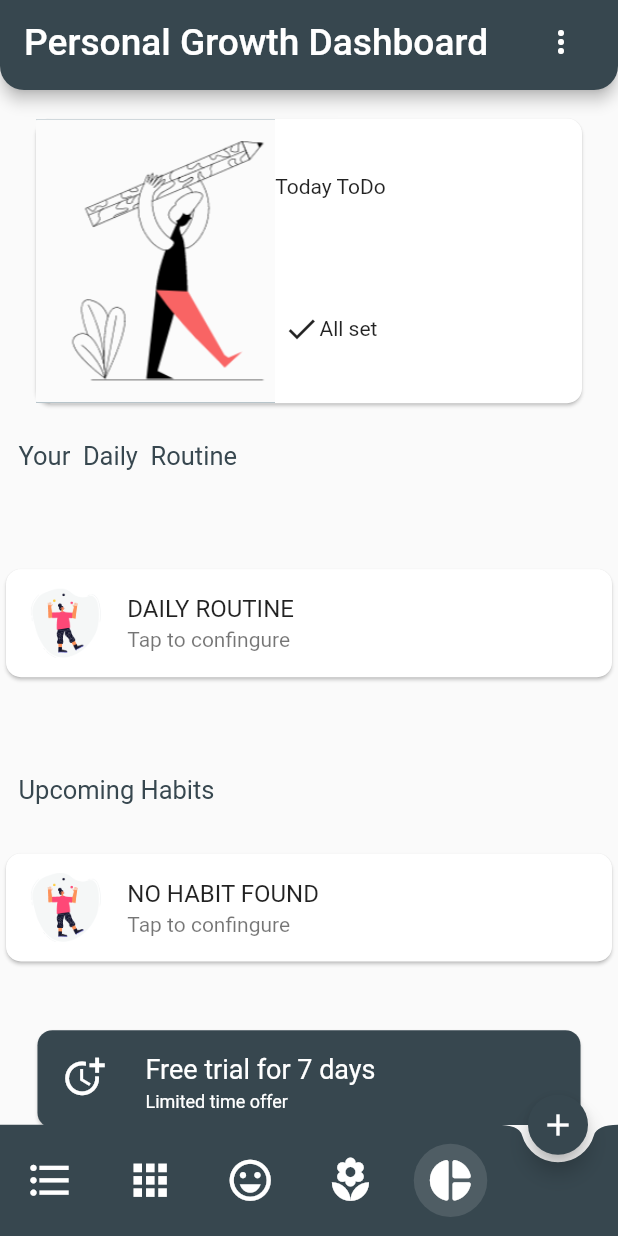
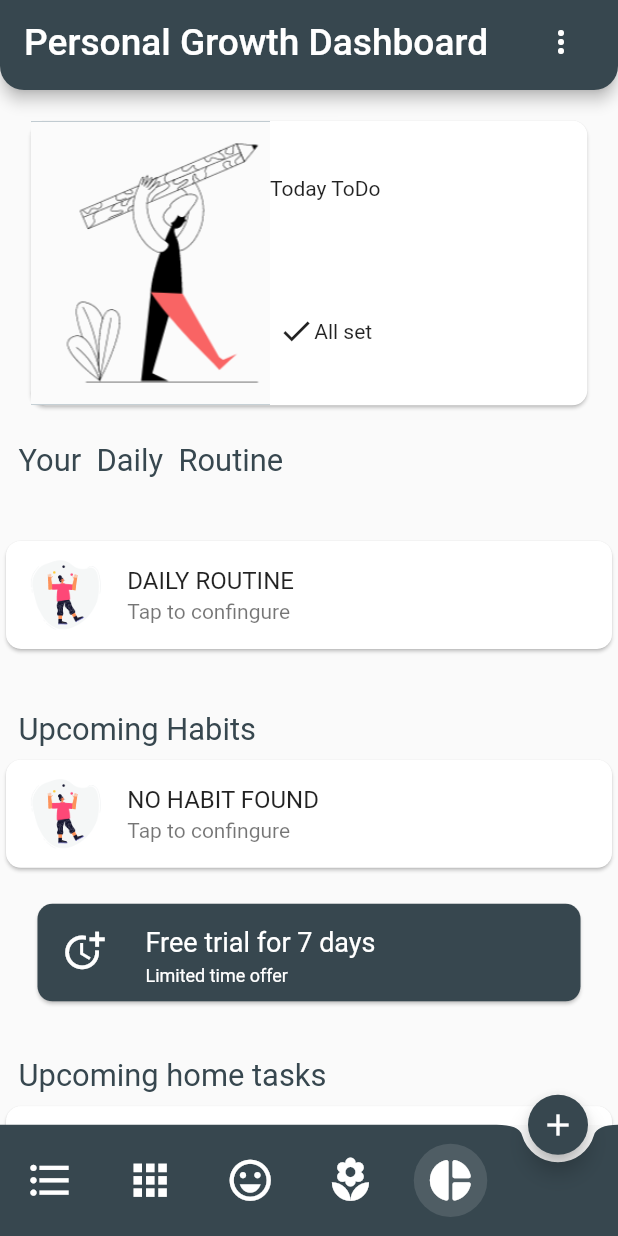
Before and after one commit to akhiljoseko/GoodAppUI, a Flutter app: the PersonalGrowthDashboard screen opened directly, scrolled down 576 dp, after a tap on the "donut small" icon, on a phone screen of 412 x 824 dp. Run offline on Flutter 3.47's test engine with Material 2 defaults, Android fonts, the phone set to English and light mode, and no system bars; missing offline and left inert: flutter_statusbarcolor.

Commit message:
Update personalGrowthdashboard.dart

```diff
--- a/lib/pages/personalGrowthdashboard.dart
+++ b/lib/pages/personalGrowthdashboard.dart
@@ -31,7 +31,7 @@ class PersonalGrowthDashboard extends StatelessWidget {
 
       body: ListView(children: [
         DifferentCard(
-          height: height * .24,
+          cardHeight: height * .24,
           imgurl: 'assets/imgpgd1.png',
           titleText: Text('Today ToDo'),
           subTitleText: Row(
@@ -102,7 +102,7 @@ class PersonalGrowthDashboard extends StatelessWidget {
         ),
         CommonText(txt: 'This month finance summary'),
         DifferentCard(
-          height: height * .24,
+          cardHeight: height * .24,
           imgurl: 'assets/imgpgd2.png',
           titleText: Text(
             'Expense 0\nIncome 0\nNet 0',
@@ -117,7 +117,7 @@ class PersonalGrowthDashboard extends StatelessWidget {
         ),
         CommonText(txt: 'Self Improvement Program'),
         DifferentCard(
-          height: height * .18,
+          cardHeight: height * .18,
           imgurl: 'assets/manwithplant.png',
           titleText: Text(
             'Self\nImprovement\nProgram',
@@ -163,7 +163,7 @@ class CommonText extends StatelessWidget {
         '$txt',
         textAlign: TextAlign.start,
         style: TextStyle(
-          fontSize: 17,
+          fontSize: height*.025,
           color: clr,
         ),
       ),
@@ -185,18 +185,17 @@ class CommonCard extends StatelessWidget {
 
   @override
   Widget build(BuildContext context) {
-    // double width = MediaQuery.of(context).size.width;
-    double height = MediaQuery.of(context).size.height;
+        double height = MediaQuery.of(context).size.height;
 
     return Container(
-        height: height * .15,
+
         alignment: Alignment.center,
         child: Card(
             shape: RoundedRectangleBorder(
                 borderRadius: BorderRadiusDirectional.circular(10)),
             child: ListTile(
               onTap: () {},
-              leading: Image.asset('$imgurl'),
+              leading: Image.asset('$imgurl',height: height*.1,),
               title: Text('$heading'),
               subtitle: Text('$subheading'),
             )));
@@ -211,25 +210,27 @@ class IcButton extends StatelessWidget {
   @override
   Widget build(BuildContext context) {
     final clr = Color.fromRGBO(55, 71, 79, 2);
+    double height = MediaQuery.of(context).size.height;
+    double width = MediaQuery.of(context).size.width;
 
     return FlatButton(
       onPressed: () {},
       child: Container(
-          margin: EdgeInsets.only(left: 20, top: 12, bottom: 25),
-          padding: EdgeInsets.fromLTRB(0, 14, 0, 10),
+          margin: EdgeInsets.only(left: width*.05, top: height*.01, bottom: height*.02),
+          padding: EdgeInsets.symmetric(vertical: height*.025),
           child: Row(
             children: [
               Icon(
                 ic,
-                size: 18,
+                size: height*.034,
               ),
               Padding(
-                padding: EdgeInsets.only(left: 20),
+                padding: EdgeInsets.only(left: width*.05),
               ),
               Text(
                 '$txt',
                 style: TextStyle(
-                    fontSize: 17, fontWeight: FontWeight.w400, color: clr),
+                    fontSize: height*.026, fontWeight: FontWeight.w400, color: clr),
               ),
             ],
           )),
@@ -238,24 +239,27 @@ class IcButton extends StatelessWidget {
 }
 
 class DifferentCard extends StatelessWidget {
-  final double height;
+  final double cardHeight;
   final String imgurl;
   final Widget titleText;
   final Widget subTitleText;
 
   const DifferentCard({
     Key key,
-    this.height,
+    this.cardHeight,
     this.imgurl,
     this.titleText,
     this.subTitleText,
   }) : super(key: key);
   @override
   Widget build(BuildContext context) {
+    double height = MediaQuery.of(context).size.height;
+    double width = MediaQuery.of(context).size.width;
+
     return Container(
       width: double.infinity,
-      height: height,
-      margin: EdgeInsets.symmetric(horizontal: 20, vertical: 15),
+      height: cardHeight,
+      margin: EdgeInsets.symmetric(horizontal: width*.04, vertical: height*.02),
       child: Card(
         shape: RoundedRectangleBorder(
             borderRadius: BorderRadiusDirectional.circular(10)),
```
